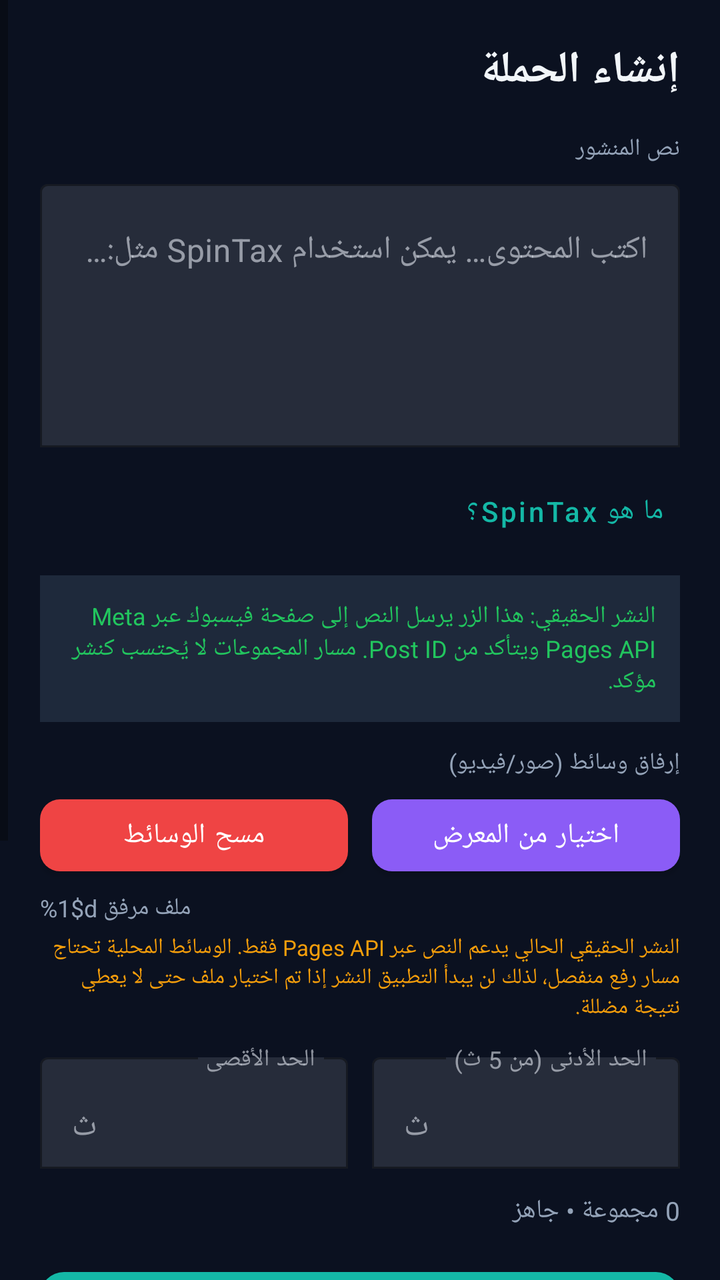
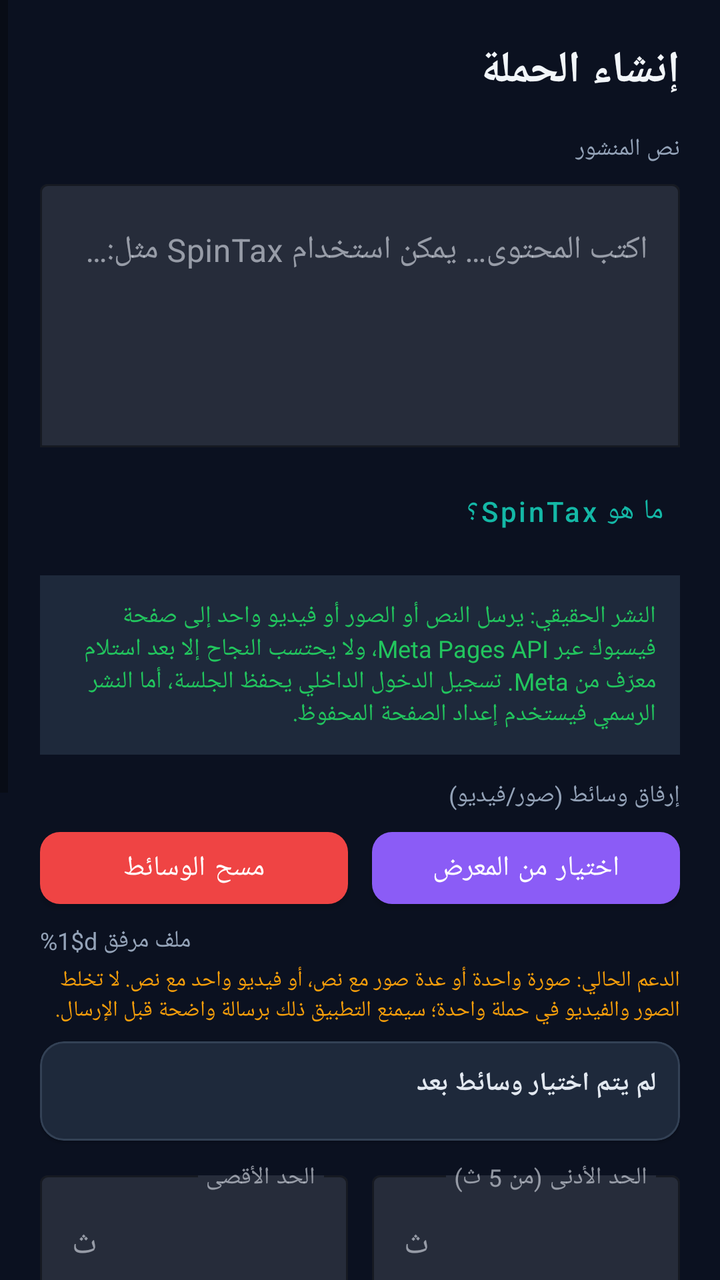

Compare the two renders of this Android layout. The source of the first and the diff that turns it into the second are given below.
<!-- AndroidManifest.xml: application theme Theme.FBPublisherX -->
<!-- res/layout/fragment_campaign.xml -->
<?xml version="1.0" encoding="utf-8"?>
<ScrollView xmlns:android="http://schemas.android.com/apk/res/android"
    xmlns:app="http://schemas.android.com/apk/res-auto"
    android:layout_width="match_parent"
    android:layout_height="match_parent"
    android:background="@color/background"
    android:fillViewport="true"
    android:layoutDirection="rtl">

    <LinearLayout
        android:layout_width="match_parent"
        android:layout_height="wrap_content"
        android:orientation="vertical"
        android:padding="20dp">

        <TextView
            android:layout_width="match_parent"
            android:layout_height="wrap_content"
            android:text="@string/campaign_title"
            android:textColor="@color/on_background"
            android:textSize="22sp"
            android:textStyle="bold"
            android:layout_marginBottom="16dp" />

        <TextView
            android:layout_width="match_parent"
            android:layout_height="wrap_content"
            android:text="@string/post_text_label"
            android:textColor="@color/text_secondary"
            android:textSize="12sp" />
        <com.google.android.material.textfield.TextInputLayout
            android:layout_width="match_parent"
            android:layout_height="wrap_content"
            android:layout_marginTop="4dp"
            android:layout_marginBottom="8dp"
            app:boxBackgroundMode="outline"
            app:boxStrokeColor="@color/primary">
            <com.google.android.material.textfield.TextInputEditText
                android:id="@+id/inputPostText"
                android:layout_width="match_parent"
                android:layout_height="wrap_content"
                android:hint="@string/hint_post_text"
                android:textColor="@color/on_surface"
                android:inputType="textMultiLine"
                android:minLines="5"
                android:gravity="start|top" />
        </com.google.android.material.textfield.TextInputLayout>

        <com.google.android.material.button.MaterialButton
            android:id="@+id/btnSpintaxInfo"
            style="@style/Widget.MaterialComponents.Button.TextButton"
            android:layout_width="wrap_content"
            android:layout_height="wrap_content"
            android:text="@string/btn_spintax_info"
            android:textAllCaps="false"
            android:layout_marginBottom="8dp" />

        <TextView
            android:id="@+id/spintaxHelp"
            android:layout_width="match_parent"
            android:layout_height="wrap_content"
            android:text="@string/spintax_help"
            android:textColor="@color/text_secondary"
            android:textSize="12sp"
            android:visibility="gone"
            android:background="@color/surface"
            android:padding="10dp"
            android:layout_marginBottom="12dp" />

        <TextView
            android:layout_width="match_parent"
            android:layout_height="wrap_content"
            android:text="@string/real_publish_banner"
            android:textColor="@color/success"
            android:textSize="12sp"
            android:background="@color/surface"
            android:padding="12dp"
            android:layout_marginBottom="12dp" />

        <TextView
            android:layout_width="match_parent"
            android:layout_height="wrap_content"
            android:text="@string/media_label"
            android:textColor="@color/text_secondary"
            android:textSize="12sp" />

        <LinearLayout
            android:layout_width="match_parent"
            android:layout_height="wrap_content"
            android:orientation="horizontal"
            android:layout_marginTop="4dp"
            android:layout_marginBottom="4dp">
            <com.google.android.material.button.MaterialButton
                android:id="@+id/btnPickMedia"
                android:layout_width="0dp"
                android:layout_height="48dp"
                android:layout_weight="1"
                android:text="@string/btn_pick_media"
                android:textAllCaps="false"
                android:layout_marginEnd="6dp"
                app:cornerRadius="10dp"
                app:backgroundTint="@color/secondary" />
            <com.google.android.material.button.MaterialButton
                android:id="@+id/btnClearMedia"
                android:layout_width="0dp"
                android:layout_height="48dp"
                android:layout_weight="1"
                android:text="@string/btn_clear_media"
                android:textAllCaps="false"
                android:layout_marginStart="6dp"
                app:cornerRadius="10dp"
                app:backgroundTint="@color/error" />
        </LinearLayout>

        <TextView
            android:id="@+id/mediaCountText"
            android:layout_width="match_parent"
            android:layout_height="wrap_content"
            android:text="@string/media_count"
            android:textColor="@color/text_secondary"
            android:textSize="12sp"
            android:layout_marginBottom="4dp" />

        <TextView
            android:layout_width="match_parent"
            android:layout_height="wrap_content"
            android:text="@string/media_note"
            android:textColor="@color/warning"
            android:textSize="11sp"
            android:layout_marginBottom="12dp" />

        <LinearLayout
            android:layout_width="match_parent"
            android:layout_height="wrap_content"
            android:orientation="horizontal"
            android:layout_marginBottom="12dp">
            <com.google.android.material.textfield.TextInputLayout
                android:layout_width="0dp"
                android:layout_height="wrap_content"
                android:layout_weight="1"
                android:layout_marginEnd="6dp"
                app:boxBackgroundMode="outline"
                app:boxStrokeColor="@color/primary"
                app:suffixText="ث">
                <com.google.android.material.textfield.TextInputEditText
                    android:id="@+id/inputMinDelay"
                    android:layout_width="match_parent"
                    android:layout_height="wrap_content"
                    android:hint="@string/hint_min_delay"
                    android:text="5"
                    android:textColor="@color/on_surface"
                    android:inputType="number"
                    android:gravity="start" />
            </com.google.android.material.textfield.TextInputLayout>
            <com.google.android.material.textfield.TextInputLayout
                android:layout_width="0dp"
                android:layout_height="wrap_content"
                android:layout_weight="1"
                android:layout_marginStart="6dp"
                app:boxBackgroundMode="outline"
                app:boxStrokeColor="@color/primary"
                app:suffixText="ث">
                <com.google.android.material.textfield.TextInputEditText
                    android:id="@+id/inputMaxDelay"
                    android:layout_width="match_parent"
                    android:layout_height="wrap_content"
                    android:hint="@string/hint_max_delay"
                    android:text="10"
                    android:textColor="@color/on_surface"
                    android:inputType="number"
                    android:gravity="start" />
            </com.google.android.material.textfield.TextInputLayout>
        </LinearLayout>

        <TextView
            android:id="@+id/campaignInfo"
            android:layout_width="match_parent"
            android:layout_height="wrap_content"
            android:text="0 مجموعة • جاهز"
            android:textColor="@color/text_secondary"
            android:textSize="13sp"
            android:layout_marginBottom="16dp" />

        <com.google.android.material.button.MaterialButton
            android:id="@+id/btnStartCampaign"
            android:layout_width="match_parent"
            android:layout_height="56dp"
            android:text="@string/btn_start"
            android:textAllCaps="false"
            android:textSize="16sp"
            app:cornerRadius="12dp"
            app:backgroundTint="@color/primary" />

        <com.google.android.material.button.MaterialButton
            android:id="@+id/btnStopCampaign"
            android:layout_width="match_parent"
            android:layout_height="48dp"
            android:text="@string/btn_stop"
            android:textAllCaps="false"
            android:layout_marginTop="8dp"
            android:visibility="gone"
            app:cornerRadius="12dp"
            app:backgroundTint="@color/error" />

        <com.google.android.material.button.MaterialButton
            android:id="@+id/btnRetryFailed"
            android:layout_width="match_parent"
            android:layout_height="48dp"
            android:text="@string/btn_retry_failed"
            android:textAllCaps="false"
            android:layout_marginTop="8dp"
            app:cornerRadius="12dp"
            app:backgroundTint="@color/secondary" />

        <TextView
            android:layout_width="match_parent"
            android:layout_height="wrap_content"
            android:text="@string/campaign_log"
            android:textColor="@color/on_surface"
            android:textSize="15sp"
            android:textStyle="bold"
            android:layout_marginTop="24dp"
            android:layout_marginBottom="8dp" />

        <TextView
            android:id="@+id/campaignLog"
            android:layout_width="match_parent"
            android:layout_height="wrap_content"
            android:text="@string/waiting"
            android:textColor="@color/text_secondary"
            android:textSize="12sp"
            android:fontFamily="monospace"
            android:background="@color/surface"
            android:padding="12dp"
            android:minHeight="160dp"
            android:gravity="start" />

    </LinearLayout>
</ScrollView>
<!-- resources referenced by this layout -->
<resources>
  <color name="background">#0B1120</color>
  <color name="error">#EF4444</color>
  <color name="on_background">#F1F5F9</color>
  <color name="on_surface">#E2E8F0</color>
  <color name="primary">#14B8A6</color>
  <color name="secondary">#8B5CF6</color>
  <color name="success">#22C55E</color>
  <color name="surface">#1E293B</color>
  <color name="text_secondary">#94A3B8</color>
  <color name="warning">#F59E0B</color>
  <string name="btn_clear_media">مسح الوسائط</string>
  <string name="btn_pick_media">اختيار من المعرض</string>
  <string name="btn_retry_failed">إعادة محاولة الفاشل</string>
  <string name="btn_spintax_info">ما هو SpinTax؟</string>
  <string name="btn_start">نشر فعلي على الصفحة</string>
  <string name="btn_stop">إيقاف الحملة</string>
  <string name="campaign_log">سجل الحملة</string>
  <string name="campaign_title">إنشاء الحملة</string>
  <string name="hint_max_delay">الحد الأقصى</string>
  <string name="hint_min_delay">الحد الأدنى (من 5 ث)</string>
  <string name="hint_post_text">اكتب المحتوى… يمكن استخدام SpinTax مثل: {أهلاً|مرحباً|السلام عليكم}</string>
  <string name="media_count">%1$d ملف مرفق</string>
  <string name="media_label">إرفاق وسائط (صور/فيديو)</string>
  <string name="media_note">النشر الحقيقي الحالي يدعم النص عبر Pages API فقط. الوسائط المحلية تحتاج مسار رفع منفصل، لذلك لن يبدأ التطبيق النشر إذا تم اختيار ملف حتى لا يعطي نتيجة مضللة.</string>
  <string name="post_text_label">نص المنشور</string>
  <string name="real_publish_banner">النشر الحقيقي: هذا الزر يرسل النص إلى صفحة فيسبوك عبر Meta Pages API ويتأكد من Post ID. مسار المجموعات لا يُحتسب كنشر مؤكد.</string>
  <string name="spintax_help">تنويع النصوص (SpinTax): ضع الخيارات بين أقواس مع فاصل | مثل {خيار1|خيار2|خيار3}. يتم توليد نسخة فريدة لكل مجموعة تلقائياً.</string>
  <string name="waiting">في الانتظار…</string>
  <style name="Theme.FBPublisherX" parent="Theme.MaterialComponents.DayNight.NoActionBar">
          <item name="colorPrimary">@color/primary</item>
          <item name="colorPrimaryVariant">@color/primary_variant</item>
          <item name="colorOnPrimary">@color/on_primary</item>
          <item name="colorSecondary">@color/secondary</item>
          <item name="android:statusBarColor">@color/background</item>
          <item name="android:navigationBarColor">@color/surface</item>
          <item name="android:windowBackground">@color/background</item>
          <item name="android:windowLightStatusBar">false</item>
          <item name="colorSurface">@color/surface</item>
          <item name="colorOnSurface">@color/on_surface</item>
      </style>
  <color name="primary_variant">#0F766E</color>
  <color name="on_primary">#FFFFFF</color>
</resources>

<!-- the commit's change to res/layout/fragment_campaign.xml (unified diff, before → after) -->
@@ -127,7 +127,37 @@
             android:text="@string/media_note"
             android:textColor="@color/warning"
             android:textSize="11sp"
-            android:layout_marginBottom="12dp" />
+            android:layout_marginBottom="8dp" />
+
+        <com.google.android.material.card.MaterialCardView
+            android:layout_width="match_parent"
+            android:layout_height="wrap_content"
+            android:layout_marginBottom="12dp"
+            app:cardBackgroundColor="@color/surface"
+            app:cardCornerRadius="12dp"
+            app:strokeColor="@color/card_stroke"
+            app:strokeWidth="1dp">
+            <LinearLayout
+                android:layout_width="match_parent"
+                android:layout_height="wrap_content"
+                android:orientation="vertical"
+                android:padding="12dp">
+                <TextView
+                    android:id="@+id/mediaPreviewTitle"
+                    android:layout_width="match_parent"
+                    android:layout_height="wrap_content"
+                    android:text="@string/media_preview_empty"
+                    android:textColor="@color/on_surface"
+                    android:textSize="13sp"
+                    android:textStyle="bold" />
+                <LinearLayout
+                    android:id="@+id/mediaPreviewList"
+                    android:layout_width="match_parent"
+                    android:layout_height="wrap_content"
+                    android:orientation="vertical"
+                    android:layout_marginTop="8dp" />
+            </LinearLayout>
+        </com.google.android.material.card.MaterialCardView>
 
         <LinearLayout
             android:layout_width="match_parent"
<!-- resource entries referenced after the edit -->
@@ -1,6 +1,7 @@
 <!-- resources referenced by this layout -->
 <resources>
   <color name="background">#0B1120</color>
+  <color name="card_stroke">#334155</color>
   <color name="error">#EF4444</color>
   <color name="on_background">#F1F5F9</color>
   <color name="on_surface">#E2E8F0</color>
@@ -23,9 +24,10 @@
   <string name="hint_post_text">اكتب المحتوى… يمكن استخدام SpinTax مثل: {أهلاً|مرحباً|السلام عليكم}</string>
   <string name="media_count">%1$d ملف مرفق</string>
   <string name="media_label">إرفاق وسائط (صور/فيديو)</string>
-  <string name="media_note">النشر الحقيقي الحالي يدعم النص عبر Pages API فقط. الوسائط المحلية تحتاج مسار رفع منفصل، لذلك لن يبدأ التطبيق النشر إذا تم اختيار ملف حتى لا يعطي نتيجة مضللة.</string>
+  <string name="media_note">الدعم الحالي: صورة واحدة أو عدة صور مع نص، أو فيديو واحد مع نص. لا تخلط الصور والفيديو في حملة واحدة؛ سيمنع التطبيق ذلك برسالة واضحة قبل الإرسال.</string>
+  <string name="media_preview_empty">لم يتم اختيار وسائط بعد</string>
   <string name="post_text_label">نص المنشور</string>
-  <string name="real_publish_banner">النشر الحقيقي: هذا الزر يرسل النص إلى صفحة فيسبوك عبر Meta Pages API ويتأكد من Post ID. مسار المجموعات لا يُحتسب كنشر مؤكد.</string>
+  <string name="real_publish_banner">النشر الحقيقي: يرسل النص أو الصور أو فيديو واحد إلى صفحة فيسبوك عبر Meta Pages API، ولا يحتسب النجاح إلا بعد استلام معرّف من Meta. تسجيل الدخول الداخلي يحفظ الجلسة، أما النشر الرسمي فيستخدم إعداد الصفحة المحفوظ.</string>
   <string name="spintax_help">تنويع النصوص (SpinTax): ضع الخيارات بين أقواس مع فاصل | مثل {خيار1|خيار2|خيار3}. يتم توليد نسخة فريدة لكل مجموعة تلقائياً.</string>
   <string name="waiting">في الانتظار…</string>
   <style name="Theme.FBPublisherX" parent="Theme.MaterialComponents.DayNight.NoActionBar">
